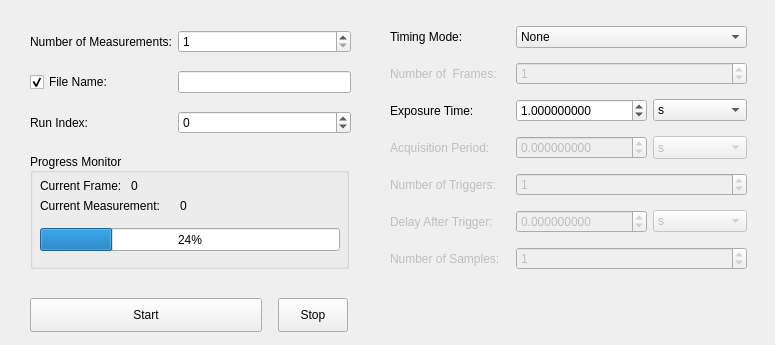
Old version of the form slsDetectorGui/forms/form_tab_measurement.ui in the repository slsdetectorgroup/slsDetectorPackage.
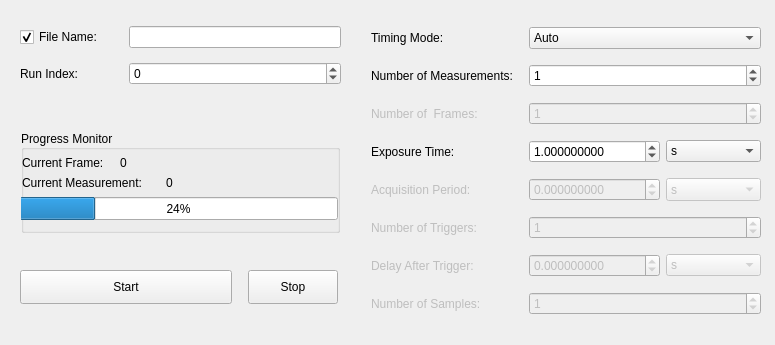
New version of the form. Icons and pictures are not drawn.

```diff
--- a/slsDetectorGui/forms/form_tab_measurement.ui
+++ b/slsDetectorGui/forms/form_tab_measurement.ui
@@ -34,10 +34,10 @@
   <widget class="QGroupBox" name="boxProgress">
    <property name="geometry">
     <rect>
-     <x>30</x>
-     <y>153</y>
+     <x>21</x>
+     <y>130</y>
      <width>319</width>
-     <height>116</height>
+     <height>103</height>
     </rect>
    </property>
    <property name="sizePolicy">
@@ -55,9 +55,9 @@
    <widget class="QProgressBar" name="progressBar">
     <property name="geometry">
      <rect>
-      <x>10</x>
-      <y>75</y>
-      <width>300</width>
+      <x>-2</x>
+      <y>67</y>
+      <width>319</width>
       <height>23</height>
      </rect>
     </property>
@@ -68,9 +68,9 @@
    <widget class="QLabel" name="label">
     <property name="geometry">
      <rect>
-      <x>10</x>
+      <x>1</x>
       <y>25</y>
-      <width>91</width>
+      <width>96</width>
       <height>16</height>
      </rect>
     </property>
@@ -81,7 +81,7 @@
    <widget class="QLabel" name="lblProgressIndex">
     <property name="geometry">
      <rect>
-      <x>101</x>
+      <x>99</x>
       <y>25</y>
       <width>101</width>
       <height>16</height>
@@ -94,7 +94,7 @@
    <widget class="QLabel" name="lblCurrentMeasurement">
     <property name="geometry">
      <rect>
-      <x>150</x>
+      <x>145</x>
       <y>45</y>
       <width>76</width>
       <height>16</height>
@@ -122,9 +122,9 @@
    <widget class="QLabel" name="label_2">
     <property name="geometry">
      <rect>
-      <x>10</x>
+      <x>1</x>
       <y>45</y>
-      <width>136</width>
+      <width>146</width>
       <height>16</height>
      </rect>
     </property>
@@ -136,10 +136,10 @@
   <widget class="QFrame" name="frameTimeResolved">
    <property name="geometry">
     <rect>
-     <x>390</x>
+     <x>368</x>
      <y>8</y>
-     <width>362</width>
-     <height>281</height>
+     <width>403</width>
+     <height>332</height>
     </rect>
    </property>
    <property name="frameShape">
@@ -151,14 +151,14 @@
    <widget class="QWidget" name="gridLayoutWidget">
     <property name="geometry">
      <rect>
-      <x>0</x>
+      <x>3</x>
       <y>10</y>
-      <width>357</width>
-      <height>264</height>
+      <width>390</width>
+      <height>314</height>
      </rect>
     </property>
     <layout class="QGridLayout" name="gridTimeResolved">
-     <item row="1" column="1">
+     <item row="3" column="1">
       <spacer name="horizontalSpacer">
        <property name="orientation">
         <enum>Qt::Horizontal</enum>
@@ -174,7 +174,7 @@
        </property>
       </spacer>
      </item>
-     <item row="3" column="3">
+     <item row="5" column="3">
       <widget class="QComboBox" name="comboPeriodUnit">
        <property name="enabled">
         <bool>false</bool>
@@ -230,7 +230,7 @@
        </item>
       </widget>
      </item>
-     <item row="0" column="2" colspan="2">
+     <item row="1" column="2" colspan="2">
       <widget class="QComboBox" name="comboTimingMode">
        <property name="sizePolicy">
         <sizepolicy hsizetype="Preferred" vsizetype="Fixed">
@@ -242,11 +242,6 @@
         <string>Timing Mode of the detector. 
  #timing#</string>
        </property>
-       <item>
-        <property name="text">
-         <string>None</string>
-        </property>
-       </item>
        <item>
         <property name="text">
          <string>Auto</string>
@@ -269,7 +264,7 @@
        </item>
       </widget>
      </item>
-     <item row="4" column="0">
+     <item row="6" column="0">
       <widget class="QLabel" name="lblNumTriggers">
        <property name="enabled">
         <bool>false</bool>
@@ -283,7 +278,7 @@
        </property>
       </widget>
      </item>
-     <item row="4" column="2" colspan="2">
+     <item row="6" column="2" colspan="2">
       <widget class="QSpinBox" name="spinNumTriggers">
        <property name="enabled">
         <bool>false</bool>
@@ -324,7 +319,7 @@
        </property>
       </widget>
      </item>
-     <item row="5" column="0">
+     <item row="7" column="0">
       <widget class="QLabel" name="lblDelay">
        <property name="enabled">
         <bool>false</bool>
@@ -338,7 +333,7 @@
        </property>
       </widget>
      </item>
-     <item row="5" column="2">
+     <item row="7" column="2">
       <widget class="QDoubleSpinBox" name="spinDelay">
        <property name="enabled">
         <bool>false</bool>
@@ -373,7 +368,7 @@
        </property>
       </widget>
      </item>
-     <item row="5" column="3">
+     <item row="7" column="3">
       <widget class="QComboBox" name="comboDelayUnit">
        <property name="enabled">
         <bool>false</bool>
@@ -426,7 +421,7 @@
        </item>
       </widget>
      </item>
-     <item row="1" column="0">
+     <item row="3" column="0">
       <widget class="QLabel" name="lblNumFrames">
        <property name="enabled">
         <bool>false</bool>
@@ -436,7 +431,7 @@
        </property>
       </widget>
      </item>
-     <item row="1" column="2" colspan="2">
+     <item row="3" column="2" colspan="2">
       <widget class="QSpinBox" name="spinNumFrames">
        <property name="enabled">
         <bool>false</bool>
@@ -477,7 +472,7 @@
        </property>
       </widget>
      </item>
-     <item row="2" column="0">
+     <item row="4" column="0">
       <widget class="QLabel" name="lblExpTime">
        <property name="enabled">
         <bool>true</bool>
@@ -494,7 +489,7 @@
        </property>
       </widget>
      </item>
-     <item row="2" column="2">
+     <item row="4" column="2">
       <widget class="QDoubleSpinBox" name="spinExpTime">
        <property name="enabled">
         <bool>true</bool>
@@ -532,7 +527,7 @@
        </property>
       </widget>
      </item>
-     <item row="2" column="3">
+     <item row="4" column="3">
       <widget class="QComboBox" name="comboExpUnit">
        <property name="enabled">
         <bool>true</bool>
@@ -588,7 +583,7 @@
        </item>
       </widget>
      </item>
-     <item row="3" column="0">
+     <item row="5" column="0">
       <widget class="QLabel" name="lblPeriod">
        <property name="enabled">
         <bool>false</bool>
@@ -605,7 +600,7 @@
        </property>
       </widget>
      </item>
-     <item row="3" column="2">
+     <item row="5" column="2">
       <widget class="QDoubleSpinBox" name="spinPeriod">
        <property name="enabled">
         <bool>false</bool>
@@ -643,14 +638,14 @@
        </property>
       </widget>
      </item>
-     <item row="0" column="0">
+     <item row="1" column="0">
       <widget class="QLabel" name="lblTimingMode">
        <property name="text">
         <string>Timing Mode:</string>
        </property>
       </widget>
      </item>
-     <item row="6" column="0">
+     <item row="8" column="0">
       <widget class="QLabel" name="lblNumSamples">
        <property name="enabled">
         <bool>false</bool>
@@ -664,7 +659,7 @@
        </property>
       </widget>
      </item>
-     <item row="6" column="2" colspan="2">
+     <item row="8" column="2" colspan="2">
       <widget class="QSpinBox" name="spinNumSamples">
        <property name="enabled">
         <bool>false</bool>
@@ -705,6 +700,51 @@
        </property>
       </widget>
      </item>
+     <item row="2" column="0">
+      <widget class="QLabel" name="label_5">
+       <property name="text">
+        <string>Number of Measurements:</string>
+       </property>
+      </widget>
+     </item>
+     <item row="2" column="2" colspan="2">
+      <widget class="QSpinBox" name="spinNumMeasurements">
+       <property name="sizePolicy">
+        <sizepolicy hsizetype="Preferred" vsizetype="Fixed">
+         <horstretch>0</horstretch>
+         <verstretch>0</verstretch>
+        </sizepolicy>
+       </property>
+       <property name="toolTip">
+        <string>Number of measurements (not in real time) that will be acquired. 
+ #frames#</string>
+       </property>
+       <property name="statusTip">
+        <string/>
+       </property>
+       <property name="whatsThis">
+        <string/>
+       </property>
+       <property name="alignment">
+        <set>Qt::AlignLeading|Qt::AlignLeft|Qt::AlignVCenter</set>
+       </property>
+       <property name="keyboardTracking">
+        <bool>false</bool>
+       </property>
+       <property name="suffix">
+        <string/>
+       </property>
+       <property name="minimum">
+        <number>-1</number>
+       </property>
+       <property name="maximum">
+        <number>2000000000</number>
+       </property>
+       <property name="value">
+        <number>1</number>
+       </property>
+      </widget>
+     </item>
     </layout>
    </widget>
    <zorder>gridLayoutWidget</zorder>
@@ -713,10 +753,10 @@
   <widget class="QFrame" name="frameNotTimeResolved">
    <property name="geometry">
     <rect>
-     <x>20</x>
+     <x>10</x>
      <y>5</y>
      <width>336</width>
-     <height>159</height>
+     <height>96</height>
     </rect>
    </property>
    <property name="frameShape">
@@ -731,58 +771,13 @@
       <x>10</x>
       <y>13</y>
       <width>321</width>
-      <height>130</height>
+      <height>76</height>
      </rect>
     </property>
     <layout class="QGridLayout" name="gridLayout">
      <property name="verticalSpacing">
       <number>6</number>
      </property>
-     <item row="0" column="0">
-      <widget class="QLabel" name="label_5">
-       <property name="text">
-        <string>Number of Measurements:</string>
-       </property>
-      </widget>
-     </item>
-     <item row="0" column="1" colspan="2">
-      <widget class="QSpinBox" name="spinNumMeasurements">
-       <property name="sizePolicy">
-        <sizepolicy hsizetype="Preferred" vsizetype="Fixed">
-         <horstretch>0</horstretch>
-         <verstretch>0</verstretch>
-        </sizepolicy>
-       </property>
-       <property name="toolTip">
-        <string>Number of measurements (not in real time) that will be acquired. 
- #frames#</string>
-       </property>
-       <property name="statusTip">
-        <string/>
-       </property>
-       <property name="whatsThis">
-        <string/>
-       </property>
-       <property name="alignment">
-        <set>Qt::AlignLeading|Qt::AlignLeft|Qt::AlignVCenter</set>
-       </property>
-       <property name="keyboardTracking">
-        <bool>false</bool>
-       </property>
-       <property name="suffix">
-        <string/>
-       </property>
-       <property name="minimum">
-        <number>1</number>
-       </property>
-       <property name="maximum">
-        <number>2000000000</number>
-       </property>
-       <property name="value">
-        <number>1</number>
-       </property>
-      </widget>
-     </item>
      <item row="1" column="1" colspan="2">
       <widget class="QLineEdit" name="dispFileName">
        <property name="sizePolicy">
@@ -865,8 +860,8 @@
   <widget class="QWidget" name="horizontalLayoutWidget">
    <property name="geometry">
     <rect>
-     <x>30</x>
-     <y>298</y>
+     <x>20</x>
+     <y>270</y>
      <width>318</width>
      <height>34</height>
     </rect>
@@ -933,7 +928,7 @@
       </property>
       <property name="maximumSize">
        <size>
-        <width>70</width>
+        <width>90</width>
         <height>16777215</height>
        </size>
       </property>
```
Left out of the diff: 7 changed lines with no effect on the pictures.
